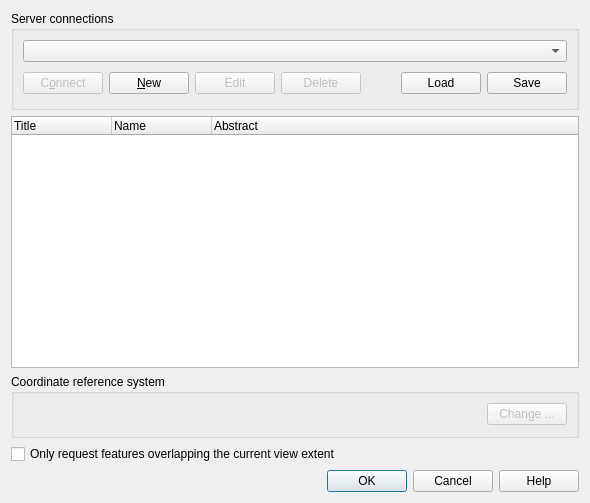
This is src/plugins/wfs/qgswfssourceselectbase.ui in qgis/QGIS as Qt 5 draws it before an edit. The edited form follows.
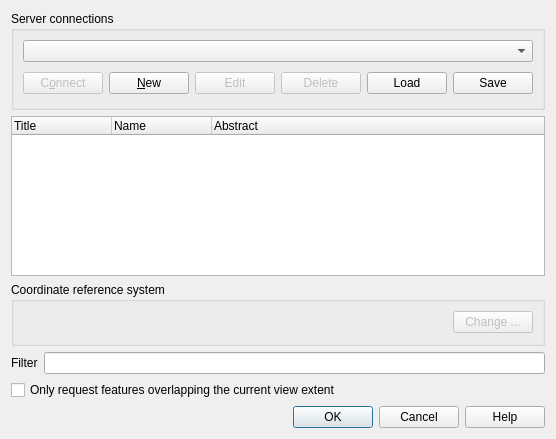
This is the edited form.

Commit message: [FEATURE]: Possibility to set a WFS filter

Diff of the .ui file:
```diff
--- a/src/plugins/wfs/qgswfssourceselectbase.ui
+++ b/src/plugins/wfs/qgswfssourceselectbase.ui
@@ -6,8 +6,8 @@
    <rect>
     <x>0</x>
     <y>0</y>
-    <width>590</width>
-    <height>503</height>
+    <width>552</width>
+    <height>439</height>
    </rect>
   </property>
   <property name="windowTitle">
@@ -174,13 +174,27 @@
     </widget>
    </item>
    <item row="3" column="0">
+    <layout class="QHBoxLayout" name="horizontalLayout_2">
+     <item>
+      <widget class="QLabel" name="mFilterStringLabel">
+       <property name="text">
+        <string>Filter</string>
+       </property>
+      </widget>
+     </item>
+     <item>
+      <widget class="QLineEdit" name="mFilterLineEdit"/>
+     </item>
+    </layout>
+   </item>
+   <item row="4" column="0">
     <widget class="QCheckBox" name="mBboxCheckBox">
      <property name="text">
       <string>Only request features overlapping the current view extent</string>
      </property>
     </widget>
    </item>
-   <item row="4" column="0">
+   <item row="5" column="0">
     <widget class="QDialogButtonBox" name="buttonBox">
      <property name="orientation">
       <enum>Qt::Horizontal</enum>
```
The commit also changes 1 other file.
